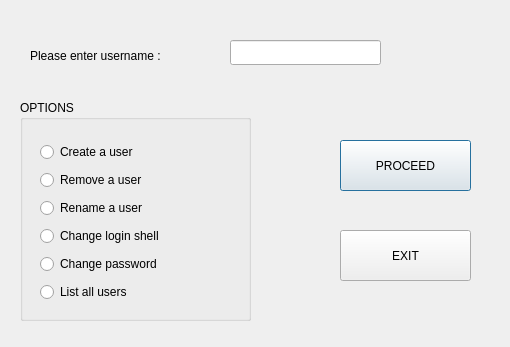
Before: the Qt Designer form GUI_Prog/Management/user_management.ui in dimkatsi91/Cpp-STL-Examples, drawn with Qt 5.
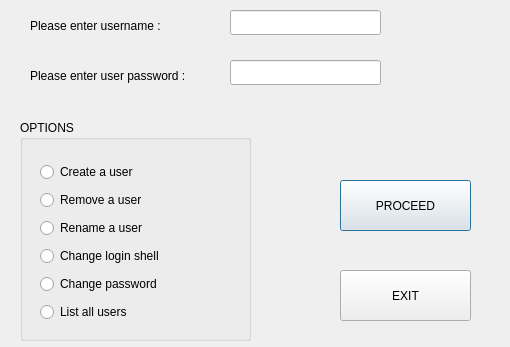
After: the same form once the commit is applied.

Commit message: Added the Creation of a new user functionality

What changed in the file:
```diff
--- a/GUI_Prog/Management/user_management.ui
+++ b/GUI_Prog/Management/user_management.ui
@@ -17,7 +17,7 @@
    <property name="geometry">
     <rect>
      <x>20</x>
-     <y>100</y>
+     <y>120</y>
      <width>231</width>
      <height>221</height>
     </rect>
@@ -25,7 +25,7 @@
    <property name="title">
     <string>OPTIONS</string>
    </property>
-   <widget class="QWidget" name="">
+   <widget class="QWidget" name="layoutWidget">
     <property name="geometry">
      <rect>
       <x>20</x>
@@ -84,7 +84,7 @@
    <property name="geometry">
     <rect>
      <x>30</x>
-     <y>40</y>
+     <y>10</y>
      <width>181</width>
      <height>31</height>
     </rect>
@@ -97,7 +97,7 @@
    <property name="geometry">
     <rect>
      <x>230</x>
-     <y>40</y>
+     <y>10</y>
      <width>151</width>
      <height>25</height>
     </rect>
@@ -107,7 +107,7 @@
    <property name="geometry">
     <rect>
      <x>340</x>
-     <y>140</y>
+     <y>180</y>
      <width>131</width>
      <height>51</height>
     </rect>
@@ -120,7 +120,7 @@
    <property name="geometry">
     <rect>
      <x>340</x>
-     <y>230</y>
+     <y>270</y>
      <width>131</width>
      <height>51</height>
     </rect>
@@ -129,6 +129,29 @@
     <string>EXIT</string>
    </property>
   </widget>
+  <widget class="QLabel" name="label_2">
+   <property name="geometry">
+    <rect>
+     <x>30</x>
+     <y>60</y>
+     <width>211</width>
+     <height>31</height>
+    </rect>
+   </property>
+   <property name="text">
+    <string>Please enter user password :</string>
+   </property>
+  </widget>
+  <widget class="QLineEdit" name="user_password_lineEdit">
+   <property name="geometry">
+    <rect>
+     <x>230</x>
+     <y>60</y>
+     <width>151</width>
+     <height>25</height>
+    </rect>
+   </property>
+  </widget>
  </widget>
  <resources/>
  <connections/>
```
The commit also changes 2 other files.
